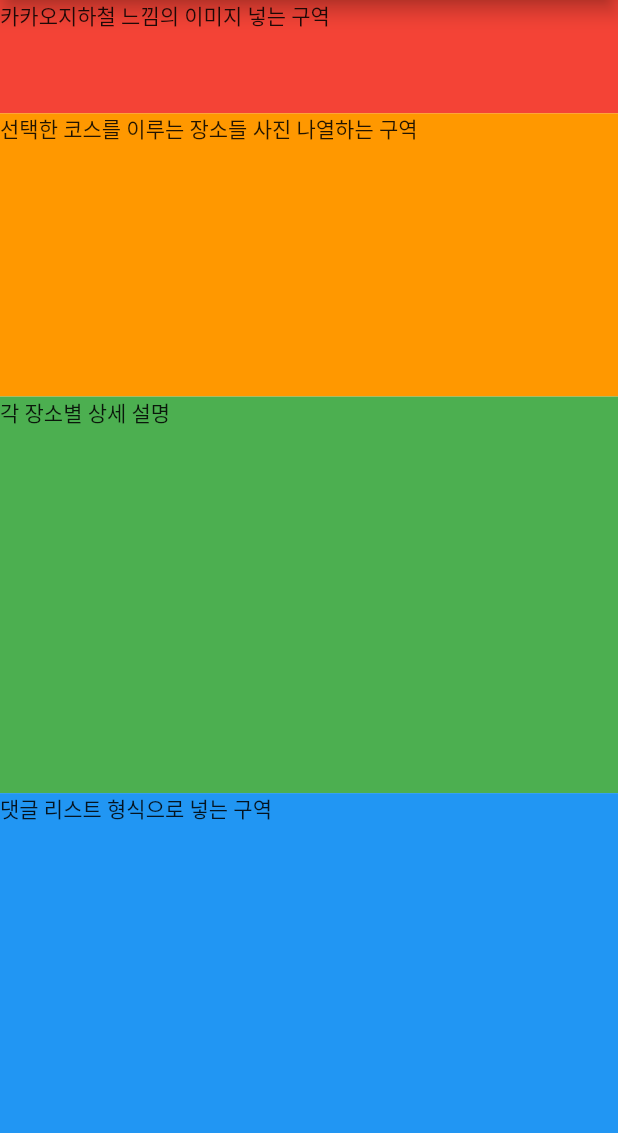
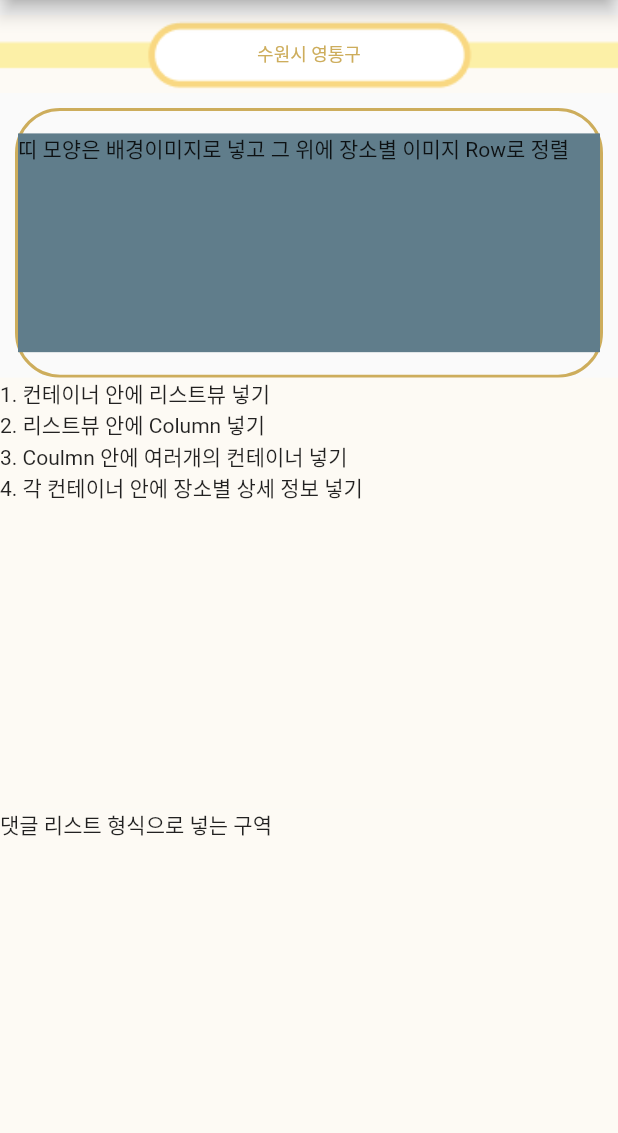
Before and after one commit to TeamStamp/Stamp_Frontend, a Flutter app: the coursepage screen opened directly, on a phone screen of 412 x 824 dp, the part 103-1236 px from its top. Run offline on Flutter 3.47's test engine with Material 2 defaults, Android fonts, the phone set to English and light mode, and no system bars.

Commit message:
23.03.31 course_page.dart 수정

```diff
--- a/lib/course_page.dart
+++ b/lib/course_page.dart
@@ -1,6 +1,6 @@
 /*
   23.03.30
-    - 바텀 네비게이션 바를 유지하고 넘어가야 하는데 모르겠음 (도와줘요 영훈몬)
+    -
 
 
 
@@ -42,21 +42,43 @@ class _coursepageState extends State<coursepage> {
       ),
       body: Column(
         children: [
+          // 앱바 바로 밑에 위치한 카카오지하철 느낌의 로고
           Flexible(
               child: Container(
+                margin: EdgeInsets.fromLTRB(0, 10, 0, 10),
                 width: MediaQuery.of(context).size.width,
                 height: MediaQuery.of(context).size.height,
-                color: Colors.red,
-                child: Text('카카오지하철 느낌의 이미지 넣는 구역'),
+                decoration: BoxDecoration(
+                  image: DecorationImage(
+                    fit: BoxFit.cover,
+                    image: AssetImage('images/course_page.image01.png')
+                  )
+                ),
+                child: Column(
+                  mainAxisAlignment: MainAxisAlignment.center,
+                  children: [
+                    Text('수원시 영통구', textAlign: TextAlign.center, style: TextStyle(fontSize: 12, color: Color(0xffCDAD5C)),),
+                  ],
+                ),
               ),
               flex: 2,
           ),
           Flexible(
               child: Container(
+                margin: EdgeInsets.fromLTRB(10, 0, 10, 0),
                 width: MediaQuery.of(context).size.width,
                 height: MediaQuery.of(context).size.height,
-                color: Colors.orange,
-                child: Text('선택한 코스를 이루는 장소들 사진 나열하는 구역'),
+                decoration: BoxDecoration(
+                  borderRadius: BorderRadius.circular(30),
+                  border: Border.all(color: Color(0xffCDAD5C), width: 2)
+                ),
+                child: Container(
+                  width: double.infinity,
+                  height: double.infinity,
+                  color: Colors.blueGrey,
+                  margin: EdgeInsets.fromLTRB(0, 15, 0, 15),
+                  child: Text('띠 모양은 배경이미지로 넣고 그 위에 장소별 이미지 Row로 정렬'),
+                ),
               ),
               flex: 5
           ),
@@ -64,16 +86,19 @@ class _coursepageState extends State<coursepage> {
               child: Container(
                 width: MediaQuery.of(context).size.width,
                 height: MediaQuery.of(context).size.height,
-                color: Colors.green,
-                child: Text('각 장소별 상세 설명'),
+                color: Color(0xffFDFAF4),
+                child: Text('1. 컨테이너 안에 리스트뷰 넣기 \n'
+                            '2. 리스트뷰 안에 Column 넣기 \n'
+                            '3. Coulmn 안에 여러개의 컨테이너 넣기 \n'
+                            '4. 각 컨테이너 안에 장소별 상세 정보 넣기'),
               ),
-              flex: 7
+              flex: 8
           ),
           Flexible(
               child: Container(
                 width: MediaQuery.of(context).size.width,
                 height: MediaQuery.of(context).size.height,
-                color: Colors.blue,
+                color: Color(0xffFDFAF4),
                 child: Text('댓글 리스트 형식으로 넣는 구역'),
               ),
               flex: 6
--- a/lib/home_page.dart
+++ b/lib/home_page.dart
@@ -1,8 +1,7 @@
 /*
  <Home 탭 구현 페이지>
- 23.03.25
+ 23.03.30
   - 코드 수정하면서 혹시 팀원들도 알아야 할 내용 있을 시 여기에 적고 날짜 최신화 좀 해줘 얘들아 (이 줄은 지우지 말아줘)
- 23.03.30
   - 코스페이지로 이동 버튼은 리스트뷰로 만들어진 코스들을 넣어야하지만, 아직 없어서 임의로 버튼으로 넘어가서 gui 구성 먼저 해놓으려고 만들어놨음
 */
 
--- a/pubspec.yaml
+++ b/pubspec.yaml
@@ -56,6 +56,7 @@ flutter:
     - images/logo_appbar.png
     - images/logo_main.png
     - images/user_icon.png
+    - images/course_page.image01.png
 
   # The following line ensures that the Material Icons font is
   # included with your application, so that you can use the icons in
```
Also changed, not shown: images/course_page.image01.png (added).
